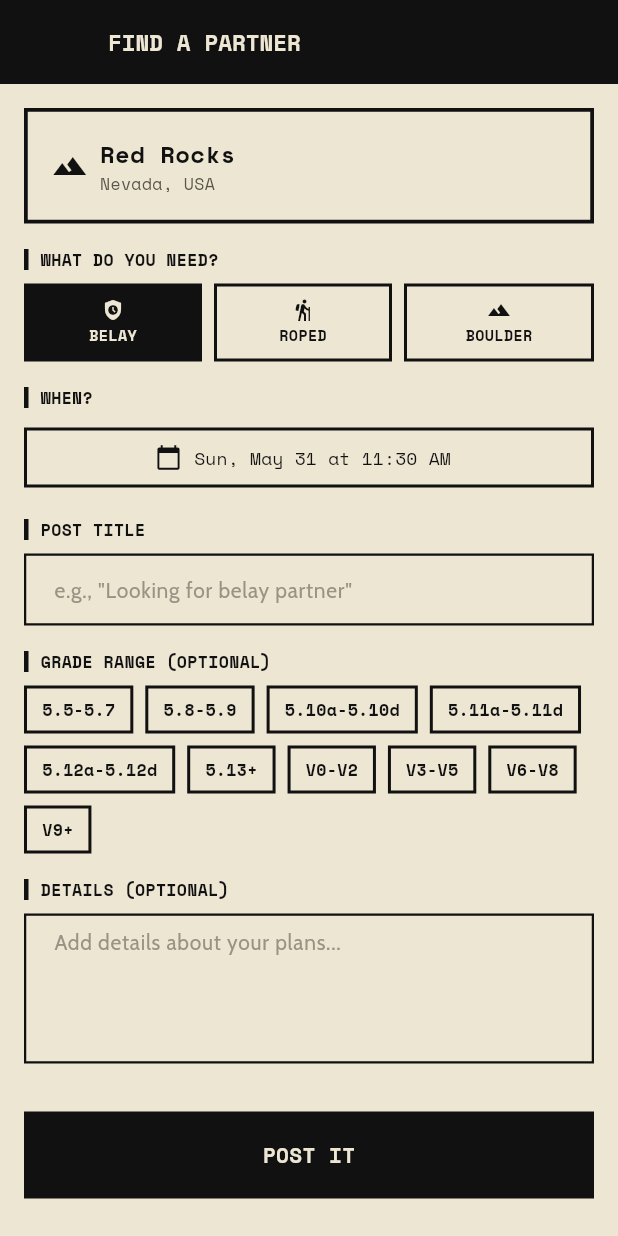
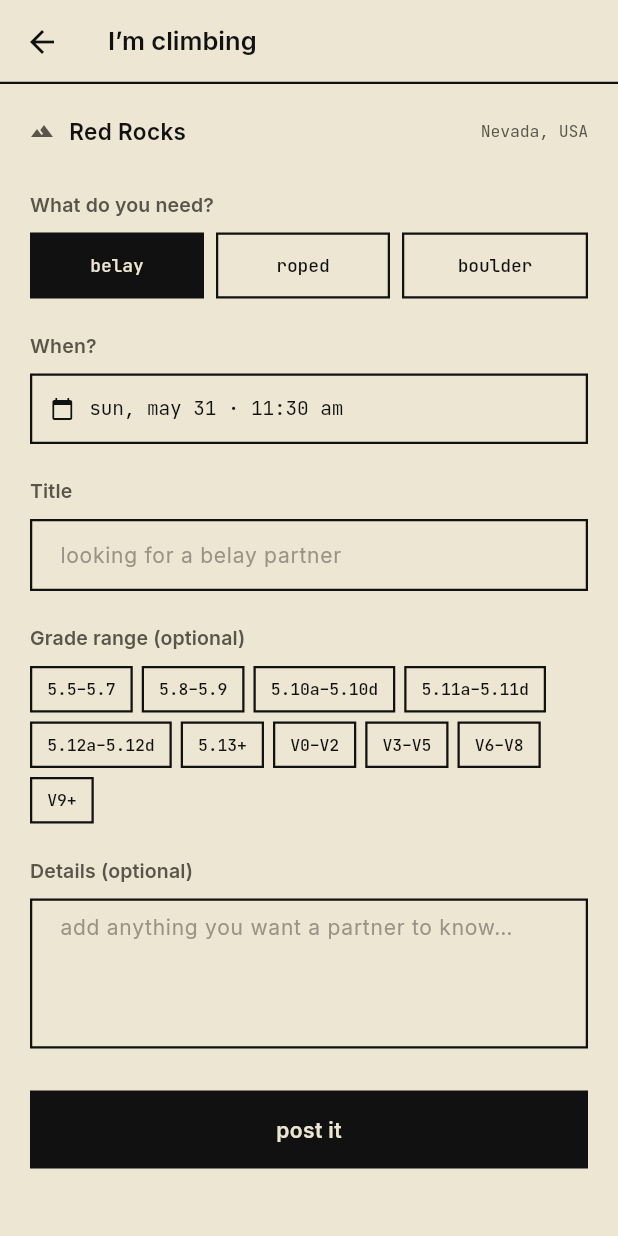
Before and after one commit to JesseLeDavis/Belay_Buddy, a Flutter app: the CreatePostScreen screen opened directly with sample values from the repository, on a phone screen of 412 x 824 dp. Run offline on Flutter 3.47's test engine with Material 3 defaults, Android fonts, the phone set to English and light mode, and no system bars; our stand-ins replace cloud_firestore, firebase_core, firebase_storage, flutter_riverpod, flutter_svg, freezed_annotation and 3 more; accounts and stored records are empty.

Commit message:
feat(redesign): create post screen in Chalk & Static (PR #10)
- Title "FIND A PARTNER" → "I'm climbing"
- Sentence case + lowercase labels throughout (no exclamation marks)
- Drop orange title bar, RetroButton, colored need-type chips, hard
  shadows, 2.5/3px borders
- Need-type segmented becomes 3 hairline squares; selected = ink fill
- Date picker becomes an ink-bordered row with mono timestamp
- Grade chips become hairline-bordered chips; selected = ink fill
- Title + details fields use hairline-only borders (theme default)
- "POST IT" → ink "post it" primary button
- Venue line at top: icon + name + mono region, no card chrome
- Drop RetroButton import

Submit still snackbars; real Firestore writes land later.

Co-Authored-By: Claude Opus 4.7 <noreply@anthropic.com>

```diff
--- a/lib/src/features/posts/presentation/create_post_screen.dart
+++ b/lib/src/features/posts/presentation/create_post_screen.dart
@@ -1,7 +1,6 @@
 import 'package:belay_buddy/src/features/posts/domain/climbing_post.dart';
 import 'package:belay_buddy/src/features/venues/domain/crag.dart';
 import 'package:belay_buddy/src/common/theme/app_theme.dart';
-import 'package:belay_buddy/src/common/widgets/retro_button.dart';
 import 'package:flutter/material.dart';
 import 'package:flutter_riverpod/flutter_riverpod.dart';
 import 'package:go_router/go_router.dart';
@@ -27,15 +26,15 @@ class _CreatePostScreenState extends ConsumerState<CreatePostScreen> {
   String? _gradeRange;
 
   static const _levelOptions = [
-    '5.5-5.7',
-    '5.8-5.9',
-    '5.10a-5.10d',
-    '5.11a-5.11d',
-    '5.12a-5.12d',
+    '5.5–5.7',
+    '5.8–5.9',
+    '5.10a–5.10d',
+    '5.11a–5.11d',
+    '5.12a–5.12d',
     '5.13+',
-    'V0-V2',
-    'V3-V5',
-    'V6-V8',
+    'V0–V2',
+    'V3–V5',
+    'V6–V8',
     'V9+',
   ];
 
@@ -53,13 +52,11 @@ class _CreatePostScreenState extends ConsumerState<CreatePostScreen> {
       firstDate: DateTime.now(),
       lastDate: DateTime.now().add(const Duration(days: 30)),
     );
-
     if (date != null && mounted) {
       final time = await showTimePicker(
         context: context,
         initialTime: TimeOfDay.fromDateTime(_selectedDateTime),
       );
-
       if (time != null && mounted) {
         setState(() {
           _selectedDateTime = DateTime(
@@ -72,15 +69,15 @@ class _CreatePostScreenState extends ConsumerState<CreatePostScreen> {
 
   void _submitPost() {
     if (!_formKey.currentState!.validate()) return;
-
     context.pop();
-
     ScaffoldMessenger.of(context).showSnackBar(
       SnackBar(
         content: Text(
-          'Partner request preview — saving posts coming soon',
-          style: GoogleFonts.cabin(
-              color: context.appColors.textOnPrimary, fontSize: 14),
+          'saving posts coming soon',
+          style: GoogleFonts.inter(
+            color: context.appColors.canvas,
+            fontSize: 14,
+          ),
         ),
       ),
     );
@@ -91,37 +88,37 @@ class _CreatePostScreenState extends ConsumerState<CreatePostScreen> {
     final c = context.appColors;
 
     return Scaffold(
-      backgroundColor: c.background,
+      backgroundColor: c.canvas,
       appBar: AppBar(
-        backgroundColor: c.dullOrange,
-        foregroundColor: c.textOnPrimary,
+        backgroundColor: c.canvas,
+        elevation: 0,
+        surfaceTintColor: Colors.transparent,
+        foregroundColor: c.ink,
         title: Text(
-          'FIND A PARTNER',
-          style: GoogleFonts.spaceMono(
-            fontSize: 15,
-            fontWeight: FontWeight.w700,
-            color: c.textOnPrimary,
+          'I’m climbing',
+          style: GoogleFonts.inter(
+            fontSize: 17,
+            fontWeight: FontWeight.w600,
+            color: c.ink,
           ),
+        ),
+        shape: Border(
+          bottom: BorderSide(color: c.borderColor, width: 1.5),
         ),
       ),
       body: Form(
         key: _formKey,
         child: SingleChildScrollView(
-          padding: const EdgeInsets.all(AppSpacing.md),
+          padding: const EdgeInsets.fromLTRB(20, 20, 20, 24),
           child: Column(
             crossAxisAlignment: CrossAxisAlignment.stretch,
             children: [
-              _CragInfoCard(crag: widget.crag),
-              const SizedBox(height: AppSpacing.md),
-              _buildPartnerRequestForm(c),
-              const SizedBox(height: AppSpacing.xl),
-              RetroButton(
-                label: 'POST IT',
-                onPressed: _submitPost,
-                color: c.dullOrange,
-                textColor: c.textOnPrimary,
-              ),
-              const SizedBox(height: AppSpacing.lg),
+              _VenueLine(crag: widget.crag),
+              const SizedBox(height: 28),
+              _buildForm(c),
+              const SizedBox(height: 28),
+              _PrimaryButton(label: 'post it', onTap: _submitPost),
+              const SizedBox(height: 16),
             ],
           ),
         ),
@@ -129,63 +126,43 @@ class _CreatePostScreenState extends ConsumerState<CreatePostScreen> {
     );
   }
 
-  Widget _buildPartnerRequestForm(AppColorsExtension c) {
+  Widget _buildForm(AppColorsExtension c) {
     return Column(
       crossAxisAlignment: CrossAxisAlignment.stretch,
       children: [
-        _SectionHeader(label: 'WHAT DO YOU NEED?', color: c.dullOrange),
-        const SizedBox(height: AppSpacing.sm),
+        const _Label(text: 'What do you need?'),
+        const SizedBox(height: 8),
         Row(
           children: PartnerNeedType.values.map((type) {
             final isSelected = _partnerNeedType == type;
             final label = switch (type) {
-              PartnerNeedType.belay => 'BELAY',
-              PartnerNeedType.ropedPartner => 'ROPED',
-              PartnerNeedType.boulderingBuddy => 'BOULDER',
-            };
-            final icon = switch (type) {
-              PartnerNeedType.belay => Icons.safety_check,
-              PartnerNeedType.ropedPartner => Icons.hiking,
-              PartnerNeedType.boulderingBuddy => Icons.terrain,
+              PartnerNeedType.belay => 'belay',
+              PartnerNeedType.ropedPartner => 'roped',
+              PartnerNeedType.boulderingBuddy => 'boulder',
             };
             return Expanded(
               child: Padding(
                 padding: EdgeInsets.only(
-                    right: type != PartnerNeedType.boulderingBuddy
-                        ? AppSpacing.sm
-                        : 0),
+                  right: type != PartnerNeedType.boulderingBuddy ? 8 : 0,
+                ),
                 child: GestureDetector(
+                  behavior: HitTestBehavior.opaque,
                   onTap: () => setState(() => _partnerNeedType = type),
                   child: Container(
-                    height: 52,
+                    height: 44,
+                    alignment: Alignment.center,
                     decoration: BoxDecoration(
-                      color: isSelected ? c.dullOrange : c.surface,
-                      border: Border.all(
-                        color: c.borderColor,
-                        width: isSelected ? 3 : 2,
+                      color: isSelected ? c.ink : c.canvas,
+                      border: Border.all(color: c.ink, width: 1.5),
+                    ),
+                    child: Text(
+                      label,
+                      style: GoogleFonts.jetBrainsMono(
+                        fontSize: 12,
+                        fontWeight: FontWeight.w500,
+                        color: isSelected ? c.canvas : c.ink,
+                        letterSpacing: -0.1,
                       ),
-                      borderRadius: BorderRadius.circular(AppRadius.sm),
-                    ),
-                    child: Column(
-                      mainAxisAlignment: MainAxisAlignment.center,
-                      children: [
-                        Icon(icon,
-                            size: 16,
-                            color: isSelected
-                                ? c.textOnPrimary
-                                : c.textPrimary),
-                        const SizedBox(height: 2),
-                        Text(
-                          label,
-                          style: GoogleFonts.spaceMono(
-                            fontSize: 10,
-                            fontWeight: FontWeight.w700,
-                            color: isSelected
-                                ? c.textOnPrimary
-                                : c.textPrimary,
-                          ),
-                        ),
-                      ],
                     ),
                   ),
                 ),
@@ -193,84 +170,94 @@ class _CreatePostScreenState extends ConsumerState<CreatePostScreen> {
             );
           }).toList(),
         ),
-        const SizedBox(height: AppSpacing.md),
 
-        _SectionHeader(label: 'WHEN?', color: c.dullOrange),
-        const SizedBox(height: AppSpacing.sm),
-        OutlinedButton.icon(
-          onPressed: _selectDateTime,
-          style: OutlinedButton.styleFrom(
-            foregroundColor: c.textPrimary,
-            side: BorderSide(color: c.borderColor, width: 2),
-            shape: RoundedRectangleBorder(
-              borderRadius: BorderRadius.circular(AppRadius.sm),
+        const SizedBox(height: 22),
+        const _Label(text: 'When?'),
+        const SizedBox(height: 8),
+        GestureDetector(
+          behavior: HitTestBehavior.opaque,
+          onTap: _selectDateTime,
+          child: Container(
+            padding: const EdgeInsets.symmetric(horizontal: 12, vertical: 12),
+            decoration: BoxDecoration(
+              color: c.canvas,
+              border: Border.all(color: c.ink, width: 1.5),
+            ),
+            child: Row(
+              children: [
+                Icon(Icons.calendar_today, size: 16, color: c.ink),
+                const SizedBox(width: 10),
+                Text(
+                  DateFormat('EEE, MMM d · h:mm a')
+                      .format(_selectedDateTime)
+                      .toLowerCase(),
+                  style: GoogleFonts.jetBrainsMono(
+                    fontSize: 13,
+                    color: c.ink,
+                    letterSpacing: -0.1,
+                  ),
+                ),
+              ],
             ),
           ),
-          icon: const Icon(Icons.calendar_today),
-          label: Text(
-            DateFormat('EEE, MMM d \'at\' h:mm a').format(_selectedDateTime),
-            style: GoogleFonts.spaceMono(fontSize: 12),
-          ),
         ),
-        const SizedBox(height: AppSpacing.md),
 
-        _SectionHeader(label: 'POST TITLE', color: c.dullOrange),
-        const SizedBox(height: AppSpacing.sm),
+        const SizedBox(height: 22),
+        const _Label(text: 'Title'),
+        const SizedBox(height: 8),
         TextFormField(
           controller: _titleController,
-          style: GoogleFonts.cabin(fontSize: 14, color: c.textPrimary),
+          style: GoogleFonts.inter(fontSize: 14, color: c.ink),
           decoration: InputDecoration(
-            hintText: 'e.g., "Looking for belay partner"',
-            hintStyle: GoogleFonts.cabin(fontSize: 14, color: c.textDisabled),
+            hintText: 'looking for a belay partner',
+            hintStyle: GoogleFonts.inter(fontSize: 14, color: c.textDisabled),
           ),
           validator: (v) =>
-              v == null || v.trim().isEmpty ? 'Enter a title' : null,
+              v == null || v.trim().isEmpty ? 'enter a title' : null,
         ),
-        const SizedBox(height: AppSpacing.md),
 
-        _SectionHeader(label: 'GRADE RANGE (OPTIONAL)', color: c.dullOrange),
-        const SizedBox(height: AppSpacing.sm),
+        const SizedBox(height: 22),
+        const _Label(text: 'Grade range (optional)'),
+        const SizedBox(height: 8),
         Wrap(
-          spacing: AppSpacing.sm,
-          runSpacing: AppSpacing.sm,
+          spacing: 6,
+          runSpacing: 6,
           children: _levelOptions.map((level) {
             final isSelected = _gradeRange == level;
             return GestureDetector(
-              onTap: () => setState(
-                  () => _gradeRange = isSelected ? null : level),
+              behavior: HitTestBehavior.opaque,
+              onTap: () =>
+                  setState(() => _gradeRange = isSelected ? null : level),
               child: Container(
                 padding:
                     const EdgeInsets.symmetric(horizontal: 10, vertical: 6),
                 decoration: BoxDecoration(
-                  color: isSelected ? c.dullOrange : c.surface,
-                  border: Border.all(
-                    color: isSelected ? c.dullOrange : c.borderColor,
-                    width: 2,
-                  ),
-                  borderRadius: BorderRadius.circular(AppRadius.xs),
+                  color: isSelected ? c.ink : c.canvas,
+                  border: Border.all(color: c.ink, width: 1.5),
                 ),
                 child: Text(
                   level,
-                  style: GoogleFonts.spaceMono(
+                  style: GoogleFonts.jetBrainsMono(
                     fontSize: 11,
-                    fontWeight: FontWeight.w700,
-                    color: isSelected ? c.textOnPrimary : c.textPrimary,
+                    fontWeight: FontWeight.w500,
+                    color: isSelected ? c.canvas : c.ink,
+                    letterSpacing: -0.1,
                   ),
                 ),
               ),
             );
           }).toList(),
         ),
-        const SizedBox(height: AppSpacing.md),
 
-        _SectionHeader(label: 'DETAILS (OPTIONAL)', color: c.dullOrange),
-        const SizedBox(height: AppSpacing.sm),
+        const SizedBox(height: 22),
+        const _Label(text: 'Details (optional)'),
+        const SizedBox(height: 8),
         TextFormField(
           controller: _descriptionController,
-          style: GoogleFonts.cabin(fontSize: 14, color: c.textPrimary),
+          style: GoogleFonts.inter(fontSize: 14, color: c.ink),
           decoration: InputDecoration(
-            hintText: 'Add details about your plans...',
-            hintStyle: GoogleFonts.cabin(fontSize: 14, color: c.textDisabled),
+            hintText: 'add anything you want a partner to know…',
+            hintStyle: GoogleFonts.inter(fontSize: 14, color: c.textDisabled),
           ),
           maxLines: 4,
         ),
@@ -279,83 +266,93 @@ class _CreatePostScreenState extends ConsumerState<CreatePostScreen> {
   }
 }
 
-// ── Shared form widgets ─────────────────────────────────────────────────────
+// ─── Atoms ──────────────────────────────────────────────────────────────────
 
-class _CragInfoCard extends StatelessWidget {
+class _VenueLine extends StatelessWidget {
   final Crag crag;
-  const _CragInfoCard({required this.crag});
-
-  @override
-  Widget build(BuildContext context) {
-    final c = context.appColors;
-    return Container(
-      padding: const EdgeInsets.all(AppSpacing.md),
-      decoration: BoxDecoration(
-        color: c.surface,
-        borderRadius: BorderRadius.circular(AppRadius.sm),
-        border: Border.fromBorderSide(
-          BorderSide(color: c.borderColor, width: 2.5),
-        ),
-        boxShadow: [
-          BoxShadow(
-              color: c.shadowColor,
-              offset: const Offset(5, 5),
-              blurRadius: 0),
-        ],
-      ),
-      child: Row(
-        children: [
-          Icon(crag.isGym ? Icons.fitness_center : Icons.terrain,
-              color: c.textPrimary),
-          const SizedBox(width: AppSpacing.sm),
-          Expanded(
-            child: Column(
-              crossAxisAlignment: CrossAxisAlignment.start,
-              children: [
-                Text(
-                  crag.name,
-                  style: GoogleFonts.spaceMono(
-                    fontSize: 16,
-                    fontWeight: FontWeight.w700,
-                    color: c.textPrimary,
-                  ),
-                ),
-                if (crag.region != null)
-                  Text(
-                    crag.region!,
-                    style: GoogleFonts.spaceMono(
-                        fontSize: 11, color: c.textSecondary),
-                  ),
-              ],
-            ),
-          ),
-        ],
-      ),
-    );
-  }
-}
-
-class _SectionHeader extends StatelessWidget {
-  final String label;
-  final Color color;
-  const _SectionHeader({required this.label, required this.color});
+  const _VenueLine({required this.crag});
 
   @override
   Widget build(BuildContext context) {
     final c = context.appColors;
     return Row(
       children: [
-        Container(width: 3, height: 14, color: color),
-        const SizedBox(width: AppSpacing.sm),
-        Text(
-          label,
-          style: GoogleFonts.spaceMono(
-            fontSize: 11,
-            fontWeight: FontWeight.w700,
-            color: c.textPrimary,
+        Icon(
+          crag.isGym ? Icons.fitness_center : Icons.terrain,
+          size: 16,
+          color: c.textSecondary,
+        ),
+        const SizedBox(width: 10),
+        Expanded(
+          child: Text(
+            crag.name,
+            style: GoogleFonts.inter(
+              fontSize: 15,
+              fontWeight: FontWeight.w600,
+              color: c.ink,
+            ),
           ),
         ),
+        if (crag.region != null)
+          Text(
+            crag.region!,
+            style: GoogleFonts.jetBrainsMono(
+              fontSize: 11,
+              color: c.textSecondary,
+              letterSpacing: -0.1,
+            ),
+          ),
       ],
     );
   }
 }
+
+class _Label extends StatelessWidget {
+  final String text;
+  const _Label({required this.text});
+
+  @override
+  Widget build(BuildContext context) {
+    final c = context.appColors;
+    return Text(
+      text,
+      style: GoogleFonts.inter(
+        fontSize: 13,
+        fontWeight: FontWeight.w600,
+        color: c.textSecondary,
+        letterSpacing: 0.1,
+      ),
+    );
+  }
+}
+
+class _PrimaryButton extends StatelessWidget {
+  final String label;
+  final VoidCallback onTap;
+  const _PrimaryButton({required this.label, required this.onTap});
+
+  @override
+  Widget build(BuildContext context) {
+    final c = context.appColors;
+    return GestureDetector(
+      behavior: HitTestBehavior.opaque,
+      onTap: onTap,
+      child: Container(
+        padding: const EdgeInsets.symmetric(vertical: 14),
+        decoration: BoxDecoration(
+          color: c.ink,
+          border: Border.all(color: c.ink, width: 1.5),
+        ),
+        alignment: Alignment.center,
+        child: Text(
+          label,
+          style: GoogleFonts.inter(
+            fontSize: 14,
+            fontWeight: FontWeight.w600,
+            color: c.canvas,
+          ),
+        ),
+      ),
+    );
+  }
+}
```
